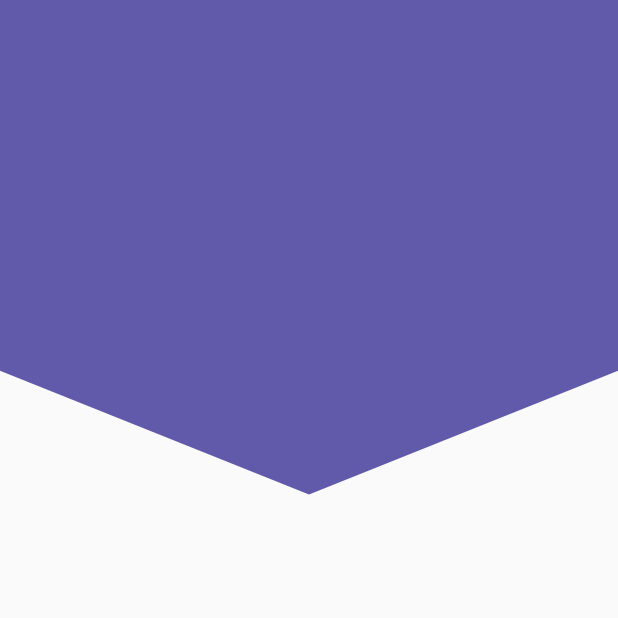
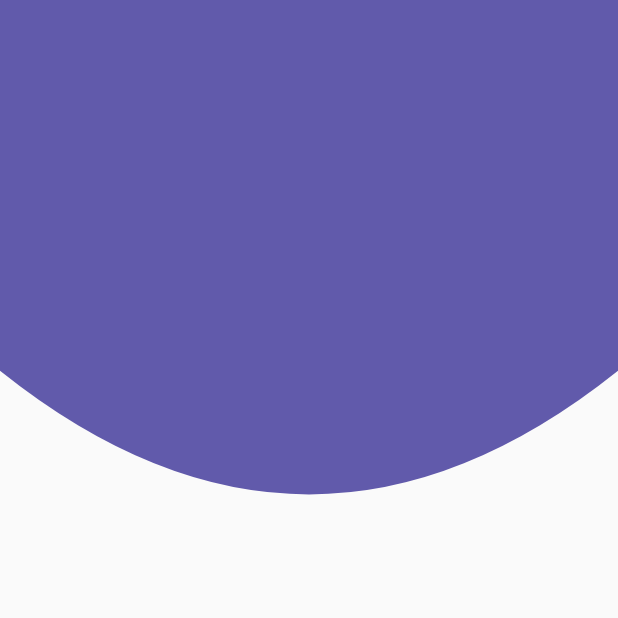
Before and after one commit to JhonZuluaga007/backgrounds_custom_painter, a Flutter app: the screen it shows after launch, on a phone screen of 412 x 824 dp, the top half of it. Run offline on Flutter 3.47's test engine with Material 2 defaults, Android fonts, the phone set to English and light mode, and no system bars.

Commit message:
new curved headers added

```diff
--- a/lib/src/pages/headers_page.dart
+++ b/lib/src/pages/headers_page.dart
@@ -11,7 +11,8 @@
       //body: CircularHeaders(),
       //body: DiagonalHeaders(),
       //body: TriangleHeaders(),
-      body: PeakHeaders(),
+      //body: PeakHeaders(),
+      body: CurvedHeaders(),
     );
   }
 }
--- a/lib/src/widgets/headers.dart
+++ b/lib/src/widgets/headers.dart
@@ -142,3 +142,42 @@
     return true;
   }
 }
+
+class CurvedHeaders extends StatelessWidget {
+  const CurvedHeaders({Key? key}) : super(key: key);
+
+  @override
+  Widget build(BuildContext context) {
+    return SizedBox(
+      height: double.infinity,
+      width: double.infinity,
+      child: CustomPaint(
+        painter: _CurvedHeadersPainter(),
+      ),
+    );
+  }
+}
+
+class _CurvedHeadersPainter extends CustomPainter {
+  @override
+  void paint(Canvas canvas, Size size) {
+    final lapiz = Paint();
+    lapiz.color = const Color(0xff615AAB);
+    lapiz.style = PaintingStyle.fill;
+    lapiz.strokeWidth = 5;
+
+    final path = Path();
+
+    path.lineTo(0, size.height * 0.3);
+    path.quadraticBezierTo(
+        size.width * 0.5, size.height * 0.5, size.width, size.height * 0.3);
+    path.lineTo(size.width, 0);
+
+    canvas.drawPath(path, lapiz);
+  }
+
+  @override
+  bool shouldRepaint(covariant CustomPainter oldDelegate) {
+    return true;
+  }
+}
```
